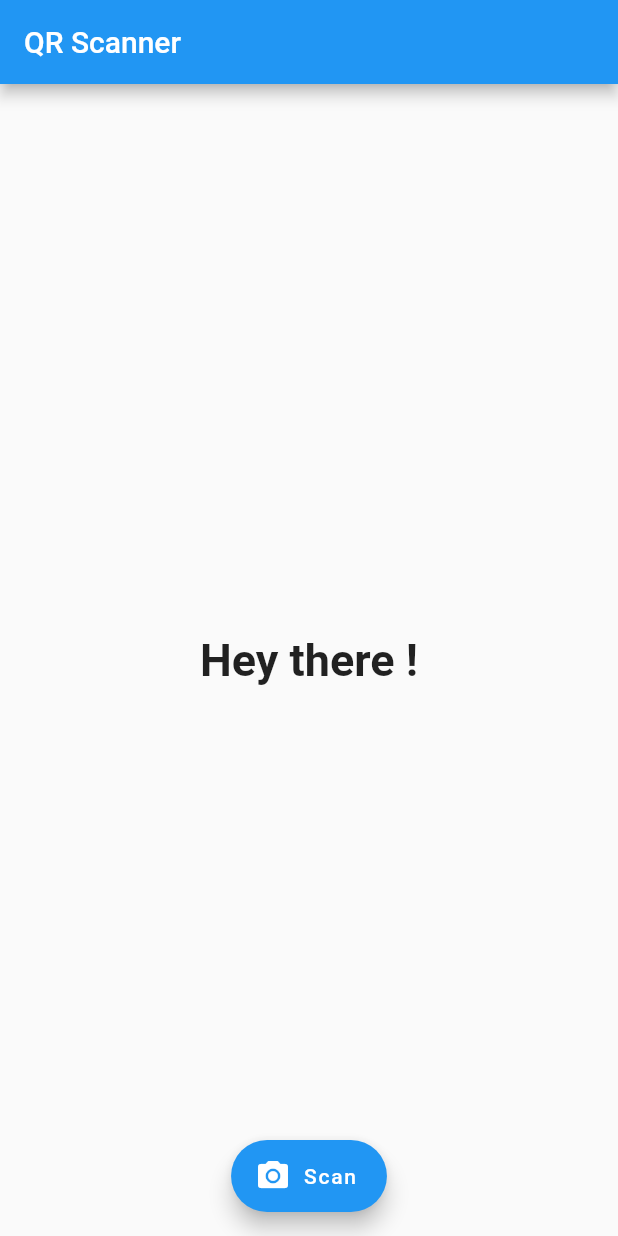
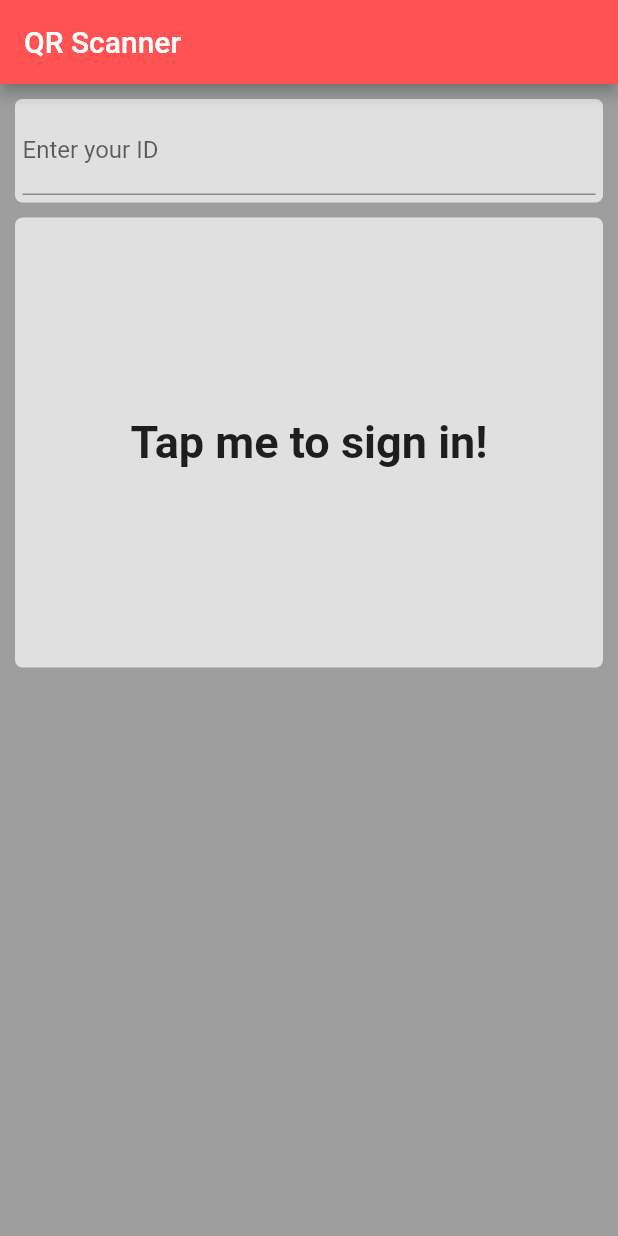
Before and after one commit to UglyTomato/SHS-Tutorial, a Flutter app: the screen it shows after launch, on a phone screen of 412 x 824 dp. Run offline on Flutter 3.47's test engine with Material 2 defaults, Android fonts, the phone set to English and light mode, and no system bars; missing offline and left inert: barcode_scan.

Commit message:
edit student id

```diff
--- a/lib/main.dart
+++ b/lib/main.dart
@@ -17,7 +17,8 @@ class HomePage extends StatefulWidget {
 }
 
 class HomePageState extends State<HomePage> {
-  String result = "Hey there !";
+  String result = "Tap me to sign in!";
+  TextEditingController studID = new TextEditingController();
 
   _launchURL( String result) async {
 //    const url = result;
@@ -31,19 +32,20 @@ class HomePageState extends State<HomePage> {
   Future _scanQR() async {
     try {
       String qrResult = await BarcodeScanner.scan();
+      String id = studID.text;
       setState(() {
-
-        result = "https://docs.google.com/forms/d/e/1FAIpQLSeX5jxY2oSHea8C2VCmEEj7ZFYG7F7KuPRrX9QHUbXwBIdt_A/viewform?usp=pp_url&entry.201368718=111111&entry.503158018=$qrResult";
+        result = "https://docs.google.com/forms/d/e/1FAIpQLSeX5jxY2oSHea8C2VCmEEj7ZFYG7F7KuPRrX9QHUbXwBIdt_A/viewform?usp=pp_url&entry.201368718=$id&entry.503158018=$qrResult";
         _launchURL(result);
+        result = "All checked in!\nTap again to check in!";
       });
     } on PlatformException catch (ex) {
       if (ex.code == BarcodeScanner.CameraAccessDenied) {
         setState(() {
-          result = "Camera permission was denied";
+//          result = "Camera permission was denied";
         });
       } else {
         setState(() {
-          result = "Unknown Error $ex";
+//          result = "Unknown Error $ex";
         });
       }
     } on FormatException {
@@ -52,7 +54,7 @@ class HomePageState extends State<HomePage> {
       });
     } catch (ex) {
       setState(() {
-        result = "Unknown Error $ex";
+//        result = "Unknown Error $ex";
       });
     }
   }
@@ -60,21 +62,66 @@ class HomePageState extends State<HomePage> {
   @override
   Widget build(BuildContext context) {
     return Scaffold(
+
       appBar: AppBar(
+        backgroundColor: Colors.redAccent,
         title: Text("QR Scanner"),
       ),
-      body: Center(
-        child: Text(
-          result,
-          style: new TextStyle(fontSize: 30.0, fontWeight: FontWeight.bold),
-        ),
+      body: Column(
+        children: <Widget>[
+          Container(
+            padding: EdgeInsets.all(5),
+            margin: const EdgeInsets.only(top: 10, left: 10, right: 10),
+//          width: MediaQuery.of(context).size.width-30,
+            decoration: new BoxDecoration(
+//            border: new Border.all(color: Colors.black, width: 0.5),
+              borderRadius: new BorderRadius.only(
+                topLeft: const Radius.circular(5.0),
+                topRight: const Radius.circular(5.0),
+                bottomLeft: const Radius.circular(5.0),
+                bottomRight: const Radius.circular(5.0),
+              ),
+              color: Colors.grey[300],
+            ),
+            width: MediaQuery.of(context).size.width,
+            child: Center(
+              child: TextField(
+                controller: studID,
+                decoration: new InputDecoration(labelText: "Enter your ID"),
+                keyboardType: TextInputType.number,
+              ),
+            ),
+          ),
+
+          InkWell(
+            onTap: _scanQR,
+            child: Container(
+              padding: EdgeInsets.all(5),
+              margin: const EdgeInsets.only(top: 10, left: 10, right: 10),
+//          width: MediaQuery.of(context).size.width-30,
+              decoration: new BoxDecoration(
+//            border: new Border.all(color: Colors.black, width: 0.5),
+                borderRadius: new BorderRadius.only(
+                  topLeft: const Radius.circular(5.0),
+                  topRight: const Radius.circular(5.0),
+                  bottomLeft: const Radius.circular(5.0),
+                  bottomRight: const Radius.circular(5.0),
+                ),
+                color: Colors.grey[300],
+              ),
+              width: MediaQuery.of(context).size.width,
+              height: 300,
+              child: Center(
+                child: Text(
+                  result,
+                  style: new TextStyle(fontSize: 30.0, fontWeight: FontWeight.bold),
+                ),
+              )
+            )
+          )
+        ],
       ),
-      floatingActionButton: FloatingActionButton.extended(
-        icon: Icon(Icons.camera_alt),
-        label: Text("Scan"),
-        onPressed: _scanQR,
-      ),
-      floatingActionButtonLocation: FloatingActionButtonLocation.centerFloat,
+      backgroundColor: Colors.grey,
     );
   }
 }
```
